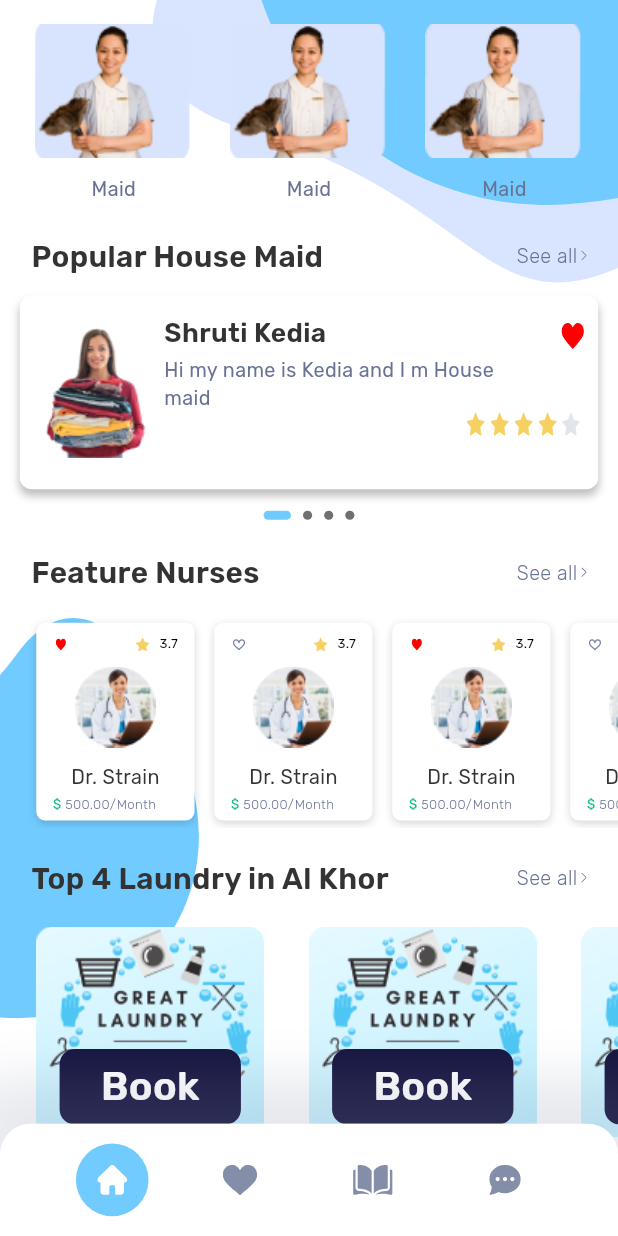
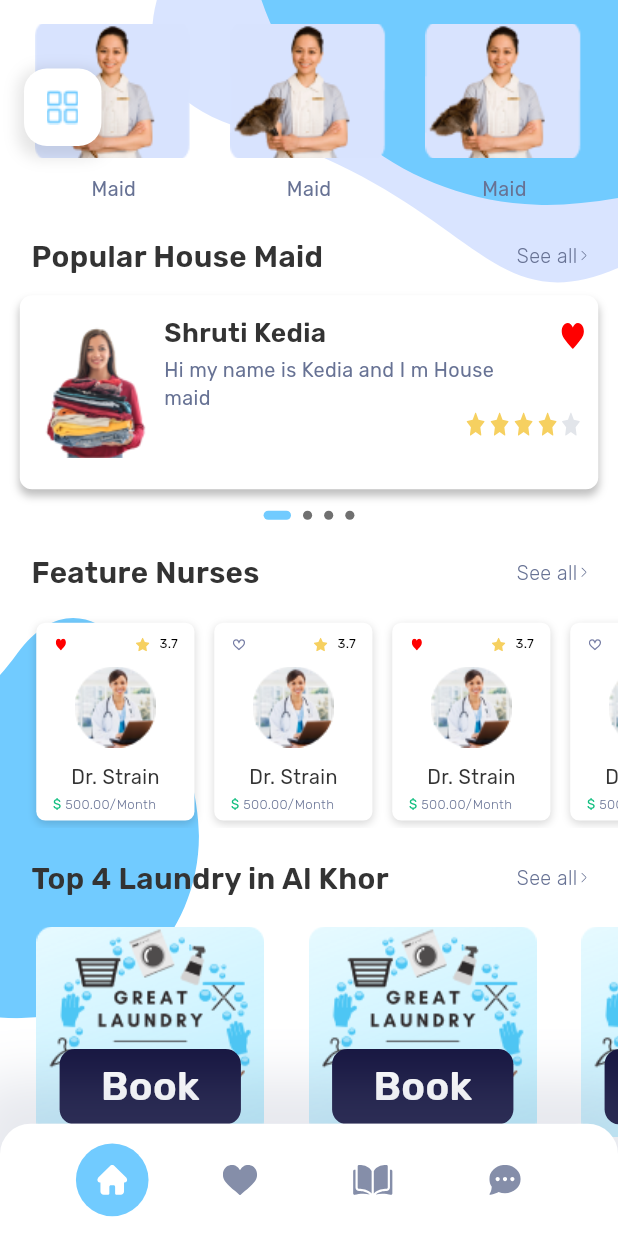
Before and after one commit to mostaphasamir/cleaning-mobile, a Flutter app: the screen it shows after launch, scrolled down 650 dp, on a phone screen of 412 x 824 dp. Run offline on Flutter 3.47's test engine with Material 3 defaults, Android fonts, the phone set to English and light mode, and no system bars; drawn by our look-alikes of carousel_slider, flutter_rating_bar, smooth_page_indicator; our stand-ins replace cached_network_image, flutter_bloc, flutter_screenutil, flutter_svg, nb_utils; missing offline and left inert: dart:ffi; project files that could hold a hidden picture were left out.

Commit message:
add floating action button

```diff
--- a/lib/core/style/app_radius.dart
+++ b/lib/core/style/app_radius.dart
@@ -7,5 +7,6 @@ class AppRadius {
   static double r6 = 6.r ;
   static double r8 = 8.r ;
   static double r10 = 10.r ;
+  static double r15 = 15.r ;
   static double r20 = 20.r ;
 }
--- a/lib/core/style/app_width.dart
+++ b/lib/core/style/app_width.dart
@@ -19,6 +19,7 @@ class AppWidth {
   static double w35 = 35.w;
   static double w40 = 40.w;
   static double w45 = 45.w;
+  static double w47 = 47.w;
   static double w50 = 50.w;
   static double w60 = 60.w;
   static double w75 = 75.w;
--- a/lib/feature/home/presentation/pages/home_screen.dart
+++ b/lib/feature/home/presentation/pages/home_screen.dart
@@ -8,6 +8,7 @@ import 'package:cleaning_mobile/core/utils/app_strings.dart';
 import 'package:cleaning_mobile/generated/app_assets.dart';
 import 'package:flutter/material.dart';
 
+import '../../../../shared/presentation/widgets/floating_action_bottom/default_floating_action_bottom.dart';
 import '../widgets/body_with_back_ground.dart';
 import '../widgets/category_widget.dart';
 import '../widgets/feature_nurses/feature_nurses_item.dart';
@@ -128,6 +129,10 @@ class HomeScreen extends StatelessWidget {
           ),
         ),
       ),
+      floatingActionButtonLocation: FloatingActionButtonLocation.startTop,
+      floatingActionButton: DefaultFloatingActionBottom(
+        imagePath: AppAssets.pngProfile,
+      ),
     );
   }
 }
--- /dev/null
+++ b/lib/shared/presentation/widgets/floating_action_bottom/default_floating_action_bottom.dart
@@ -0,0 +1,47 @@
+import 'package:cleaning_mobile/core/extentions/extenstions.dart';
+import 'package:cleaning_mobile/core/helper/custom_image_view.dart';
+import 'package:cleaning_mobile/core/style/app_height.dart';
+import 'package:cleaning_mobile/core/style/app_radius.dart';
+import 'package:cleaning_mobile/core/style/app_width.dart';
+import 'package:cleaning_mobile/core/utils/app_colors.dart';
+import 'package:flutter/material.dart';
+
+class DefaultFloatingActionBottom extends StatelessWidget {
+  final String imagePath ;
+  final void Function()? onTap ;
+  const DefaultFloatingActionBottom({super.key, required this.imagePath, this.onTap});
+
+  @override
+  Widget build(BuildContext context) {
+    return Padding(
+      padding: EdgeInsets.only(top: AppHeight.h45,),
+      child: GestureDetector(
+        onTap: onTap,
+        child: Container(
+          width: AppWidth.w47,
+          height: AppWidth.w47,
+          padding: 14.paddingAll,
+          decoration: BoxDecoration(
+            color: AppColors.white,
+            borderRadius: BorderRadius.circular(
+              AppRadius.r15,
+            ),
+            boxShadow: [
+              BoxShadow(
+                color: AppColors.black.withOpacity(0.1),
+                offset: const Offset(0, 4),
+                spreadRadius: 4,
+                blurRadius: 8,
+              )
+            ]
+          ),
+          child: CustomImageView(
+            imagePath: imagePath,
+            width: AppWidth.w20,
+            height: AppWidth.w20,
+          ),
+        ),
+      ),
+    );
+  }
+}
--- a/pubspec.yaml
+++ b/pubspec.yaml
@@ -36,6 +36,7 @@ flutter:
     - assets/icons/svg/
     - assets/images/svg/
     - assets/dummy/images/
+    - assets/icons/png/
 
   fonts:
     - family: Rubik
```
Also changed, not shown: assets/icons/png/profile.png (added), assets/icons/svg/profile.svg (added), lib/generated/app_assets.dart.
